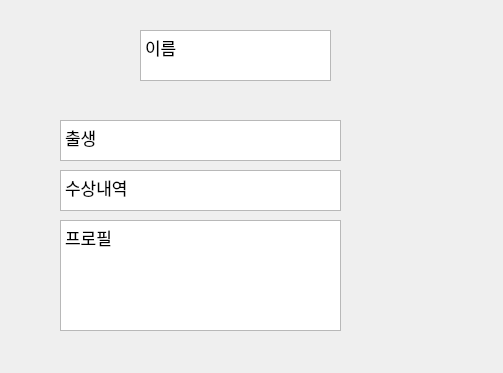
This is database_src/v1/window/director_info.ui in DDongYul/Database-FinalProject as Qt 5 draws it before an edit. The edited form follows.
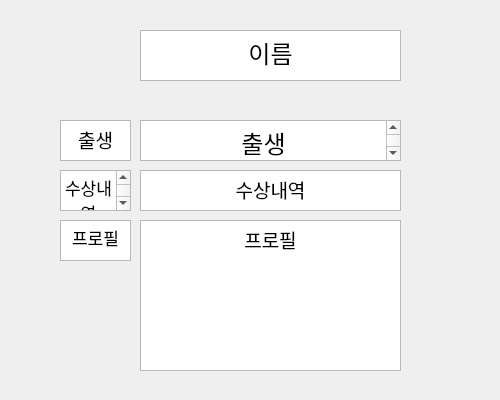
This is the edited form.

Commit message: 영화 상세정보 및 클릭시 화면 연결 전부 구현

Diff of the .ui file:
```diff
--- a/database_src/v1/window/director_info.ui
+++ b/database_src/v1/window/director_info.ui
@@ -6,8 +6,8 @@
    <rect>
     <x>0</x>
     <y>0</y>
-    <width>503</width>
-    <height>373</height>
+    <width>500</width>
+    <height>400</height>
    </rect>
   </property>
   <property name="windowTitle">
@@ -18,67 +18,139 @@
     <rect>
      <x>140</x>
      <y>30</y>
-     <width>191</width>
+     <width>261</width>
      <height>51</height>
     </rect>
    </property>
+   <property name="readOnly">
+    <bool>true</bool>
+   </property>
    <property name="html">
     <string>&lt;!DOCTYPE HTML PUBLIC &quot;-//W3C//DTD HTML 4.0//EN&quot; &quot;http://www.w3.org/TR/REC-html40/strict.dtd&quot;&gt;
 &lt;html&gt;&lt;head&gt;&lt;meta name=&quot;qrichtext&quot; content=&quot;1&quot; /&gt;&lt;style type=&quot;text/css&quot;&gt;
 p, li { white-space: pre-wrap; }
 &lt;/style&gt;&lt;/head&gt;&lt;body style=&quot; font-family:'.AppleSystemUIFont'; font-size:13pt; font-weight:400; font-style:normal;&quot;&gt;
-&lt;p style=&quot; margin-top:0px; margin-bottom:0px; margin-left:0px; margin-right:0px; -qt-block-indent:0; text-indent:0px;&quot;&gt;이름&lt;/p&gt;&lt;/body&gt;&lt;/html&gt;</string>
+&lt;p align=&quot;center&quot; style=&quot; margin-top:0px; margin-bottom:0px; margin-left:0px; margin-right:0px; -qt-block-indent:0; text-indent:0px;&quot;&gt;&lt;span style=&quot; font-size:18pt;&quot;&gt;이름&lt;/span&gt;&lt;/p&gt;&lt;/body&gt;&lt;/html&gt;</string>
    </property>
   </widget>
   <widget class="QTextEdit" name="textEdit_dir_birth">
    <property name="geometry">
     <rect>
-     <x>60</x>
+     <x>140</x>
      <y>120</y>
-     <width>281</width>
+     <width>261</width>
      <height>41</height>
     </rect>
    </property>
+   <property name="readOnly">
+    <bool>true</bool>
+   </property>
    <property name="html">
     <string>&lt;!DOCTYPE HTML PUBLIC &quot;-//W3C//DTD HTML 4.0//EN&quot; &quot;http://www.w3.org/TR/REC-html40/strict.dtd&quot;&gt;
 &lt;html&gt;&lt;head&gt;&lt;meta name=&quot;qrichtext&quot; content=&quot;1&quot; /&gt;&lt;style type=&quot;text/css&quot;&gt;
 p, li { white-space: pre-wrap; }
 &lt;/style&gt;&lt;/head&gt;&lt;body style=&quot; font-family:'.AppleSystemUIFont'; font-size:13pt; font-weight:400; font-style:normal;&quot;&gt;
-&lt;p style=&quot; margin-top:0px; margin-bottom:0px; margin-left:0px; margin-right:0px; -qt-block-indent:0; text-indent:0px;&quot;&gt;출생&lt;/p&gt;&lt;/body&gt;&lt;/html&gt;</string>
+&lt;p align=&quot;center&quot; style=&quot; margin-top:0px; margin-bottom:0px; margin-left:0px; margin-right:0px; -qt-block-indent:0; text-indent:0px;&quot;&gt;&lt;span style=&quot; font-size:18pt;&quot;&gt;출생&lt;/span&gt;&lt;/p&gt;&lt;/body&gt;&lt;/html&gt;</string>
    </property>
   </widget>
   <widget class="QTextEdit" name="textEdit_dir_awards">
    <property name="geometry">
     <rect>
-     <x>60</x>
+     <x>140</x>
      <y>170</y>
-     <width>281</width>
+     <width>261</width>
      <height>41</height>
     </rect>
    </property>
+   <property name="readOnly">
+    <bool>true</bool>
+   </property>
    <property name="html">
     <string>&lt;!DOCTYPE HTML PUBLIC &quot;-//W3C//DTD HTML 4.0//EN&quot; &quot;http://www.w3.org/TR/REC-html40/strict.dtd&quot;&gt;
 &lt;html&gt;&lt;head&gt;&lt;meta name=&quot;qrichtext&quot; content=&quot;1&quot; /&gt;&lt;style type=&quot;text/css&quot;&gt;
 p, li { white-space: pre-wrap; }
 &lt;/style&gt;&lt;/head&gt;&lt;body style=&quot; font-family:'.AppleSystemUIFont'; font-size:13pt; font-weight:400; font-style:normal;&quot;&gt;
-&lt;p style=&quot; margin-top:0px; margin-bottom:0px; margin-left:0px; margin-right:0px; -qt-block-indent:0; text-indent:0px;&quot;&gt;수상내역&lt;/p&gt;&lt;/body&gt;&lt;/html&gt;</string>
+&lt;p align=&quot;center&quot; style=&quot; margin-top:0px; margin-bottom:0px; margin-left:0px; margin-right:0px; -qt-block-indent:0; text-indent:0px;&quot;&gt;&lt;span style=&quot; font-size:14pt;&quot;&gt;수상내역&lt;/span&gt;&lt;/p&gt;&lt;/body&gt;&lt;/html&gt;</string>
    </property>
   </widget>
   <widget class="QTextEdit" name="textEdit_dir_profile">
    <property name="geometry">
     <rect>
+     <x>140</x>
+     <y>220</y>
+     <width>261</width>
+     <height>151</height>
+    </rect>
+   </property>
+   <property name="readOnly">
+    <bool>true</bool>
+   </property>
+   <property name="html">
+    <string>&lt;!DOCTYPE HTML PUBLIC &quot;-//W3C//DTD HTML 4.0//EN&quot; &quot;http://www.w3.org/TR/REC-html40/strict.dtd&quot;&gt;
+&lt;html&gt;&lt;head&gt;&lt;meta name=&quot;qrichtext&quot; content=&quot;1&quot; /&gt;&lt;style type=&quot;text/css&quot;&gt;
+p, li { white-space: pre-wrap; }
+&lt;/style&gt;&lt;/head&gt;&lt;body style=&quot; font-family:'.AppleSystemUIFont'; font-size:13pt; font-weight:400; font-style:normal;&quot;&gt;
+&lt;p align=&quot;center&quot; style=&quot; margin-top:0px; margin-bottom:0px; margin-left:0px; margin-right:0px; -qt-block-indent:0; text-indent:0px;&quot;&gt;&lt;span style=&quot; font-size:14pt;&quot;&gt;프로필&lt;/span&gt;&lt;/p&gt;&lt;/body&gt;&lt;/html&gt;</string>
+   </property>
+  </widget>
+  <widget class="QTextEdit" name="textEdit">
+   <property name="geometry">
+    <rect>
      <x>60</x>
+     <y>120</y>
+     <width>71</width>
+     <height>41</height>
+    </rect>
+   </property>
+   <property name="readOnly">
+    <bool>true</bool>
+   </property>
+   <property name="html">
+    <string>&lt;!DOCTYPE HTML PUBLIC &quot;-//W3C//DTD HTML 4.0//EN&quot; &quot;http://www.w3.org/TR/REC-html40/strict.dtd&quot;&gt;
+&lt;html&gt;&lt;head&gt;&lt;meta name=&quot;qrichtext&quot; content=&quot;1&quot; /&gt;&lt;style type=&quot;text/css&quot;&gt;
+p, li { white-space: pre-wrap; }
+&lt;/style&gt;&lt;/head&gt;&lt;body style=&quot; font-family:'.AppleSystemUIFont'; font-size:13pt; font-weight:400; font-style:normal;&quot;&gt;
+&lt;p align=&quot;center&quot; style=&quot; margin-top:0px; margin-bottom:0px; margin-left:0px; margin-right:0px; -qt-block-indent:0; text-indent:0px;&quot;&gt;&lt;span style=&quot; font-size:14pt;&quot;&gt;출생&lt;/span&gt;&lt;/p&gt;&lt;/body&gt;&lt;/html&gt;</string>
+   </property>
+  </widget>
+  <widget class="QTextEdit" name="textEdit_2">
+   <property name="geometry">
+    <rect>
+     <x>60</x>
+     <y>170</y>
+     <width>71</width>
+     <height>41</height>
+    </rect>
+   </property>
+   <property name="readOnly">
+    <bool>true</bool>
+   </property>
+   <property name="html">
+    <string>&lt;!DOCTYPE HTML PUBLIC &quot;-//W3C//DTD HTML 4.0//EN&quot; &quot;http://www.w3.org/TR/REC-html40/strict.dtd&quot;&gt;
+&lt;html&gt;&lt;head&gt;&lt;meta name=&quot;qrichtext&quot; content=&quot;1&quot; /&gt;&lt;style type=&quot;text/css&quot;&gt;
+p, li { white-space: pre-wrap; }
+&lt;/style&gt;&lt;/head&gt;&lt;body style=&quot; font-family:'.AppleSystemUIFont'; font-size:13pt; font-weight:400; font-style:normal;&quot;&gt;
+&lt;p align=&quot;center&quot; style=&quot; margin-top:0px; margin-bottom:0px; margin-left:0px; margin-right:0px; -qt-block-indent:0; text-indent:0px;&quot;&gt;수상내역&lt;/p&gt;&lt;/body&gt;&lt;/html&gt;</string>
+   </property>
+  </widget>
+  <widget class="QTextEdit" name="textEdit_3">
+   <property name="geometry">
+    <rect>
+     <x>60</x>
      <y>220</y>
-     <width>281</width>
-     <height>111</height>
+     <width>71</width>
+     <height>41</height>
     </rect>
    </property>
+   <property name="readOnly">
+    <bool>true</bool>
+   </property>
    <property name="html">
     <string>&lt;!DOCTYPE HTML PUBLIC &quot;-//W3C//DTD HTML 4.0//EN&quot; &quot;http://www.w3.org/TR/REC-html40/strict.dtd&quot;&gt;
 &lt;html&gt;&lt;head&gt;&lt;meta name=&quot;qrichtext&quot; content=&quot;1&quot; /&gt;&lt;style type=&quot;text/css&quot;&gt;
 p, li { white-space: pre-wrap; }
 &lt;/style&gt;&lt;/head&gt;&lt;body style=&quot; font-family:'.AppleSystemUIFont'; font-size:13pt; font-weight:400; font-style:normal;&quot;&gt;
-&lt;p style=&quot; margin-top:0px; margin-bottom:0px; margin-left:0px; margin-right:0px; -qt-block-indent:0; text-indent:0px;&quot;&gt;프로필&lt;/p&gt;&lt;/body&gt;&lt;/html&gt;</string>
+&lt;p align=&quot;center&quot; style=&quot; margin-top:0px; margin-bottom:0px; margin-left:0px; margin-right:0px; -qt-block-indent:0; text-indent:0px;&quot;&gt;프로필&lt;/p&gt;&lt;/body&gt;&lt;/html&gt;</string>
    </property>
   </widget>
  </widget>
```
The commit also changes 6 other files.
